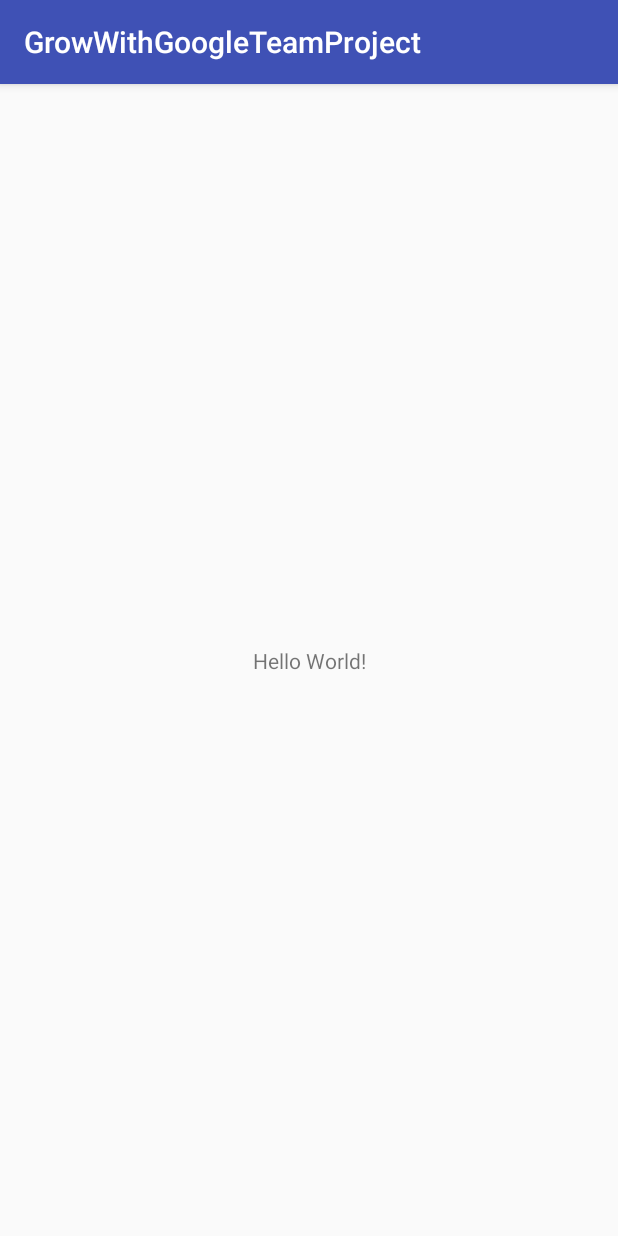
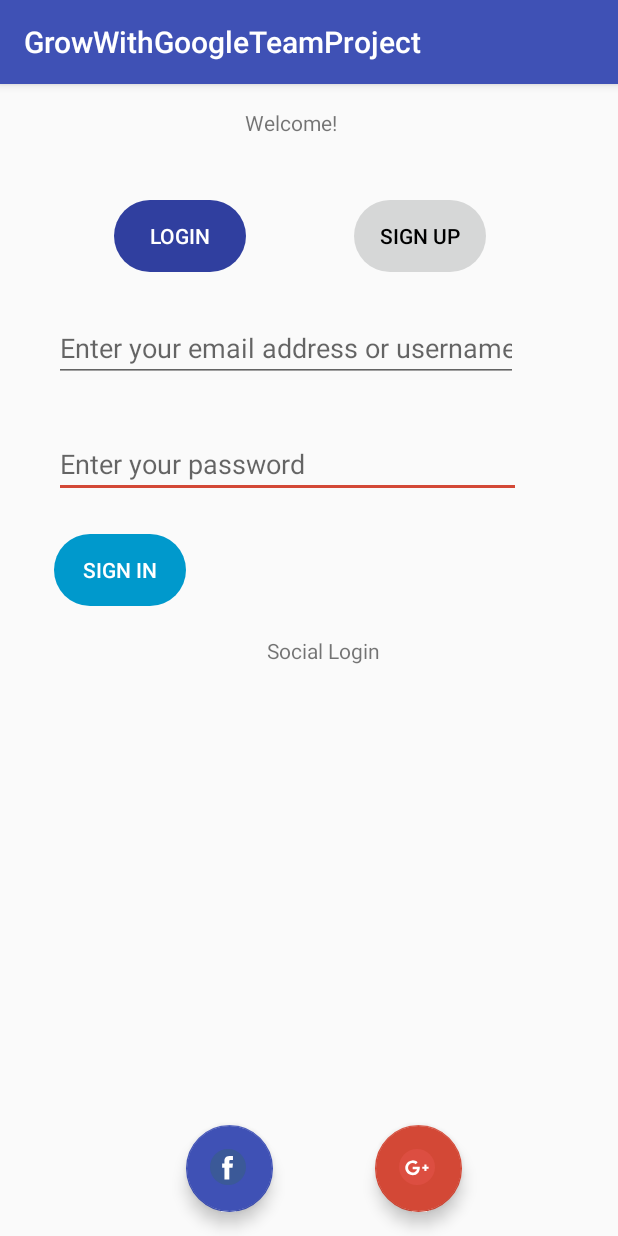
Before and after one commit to Madonahs/Developers-Portfolio, an Android app: the screen it shows after launch (MainActivity), on a phone screen of 412 x 824 dp. Run offline under Robolectric (Android 15) with nearby library versions, the phone set to English and light mode, and no system bars.

Commit message:
Initial Commit for Layout
Ravneet Singh

```diff
--- a/app/build.gradle
+++ b/app/build.gradle
@@ -9,6 +9,7 @@ android {
         versionCode 1
         versionName "1.0"
         testInstrumentationRunner "android.support.test.runner.AndroidJUnitRunner"
+        vectorDrawables.useSupportLibrary = true
     }
     buildTypes {
         release {
@@ -25,4 +26,5 @@ dependencies {
     testImplementation 'junit:junit:4.12'
     androidTestImplementation 'com.android.support.test:runner:1.0.1'
     androidTestImplementation 'com.android.support.test.espresso:espresso-core:3.0.1'
+    implementation 'com.android.support:design:26.1.0'
 }
--- /dev/null
+++ b/app/src/main/res/drawable/button_shape.xml
@@ -0,0 +1,11 @@
+<?xml version="1.0" encoding="utf-8"?>
+<shape xmlns:android="http://schemas.android.com/apk/res/android"
+    android:shape="rectangle" >
+
+    <corners
+        android:bottomLeftRadius="30dp"
+        android:bottomRightRadius="30dp"
+        android:radius="60dp"
+        android:topLeftRadius="30dp"
+        android:topRightRadius="30dp" />
+</shape>
--- /dev/null
+++ b/app/src/main/res/drawable/facebook_login.xml
@@ -0,0 +1,6 @@
+<vector android:autoMirrored="true" android:height="112dp"
+    android:viewportHeight="112.196" android:viewportWidth="112.196"
+    android:width="112dp" xmlns:android="http://schemas.android.com/apk/res/android">
+    <path android:fillColor="#3B5998" android:pathData="M56.1,56.1m-56.1,0a56.1,56.1 0,1 1,112.2 0a56.1,56.1 0,1 1,-112.2 0"/>
+    <path android:fillColor="#FFFFFF" android:pathData="M70.2,58.29h-10.01v36.67H45.03V58.29h-7.21V45.41h7.21v-8.34c0,-5.96 2.83,-15.3 15.3,-15.3L71.56,21.81v12.51h-8.15c-1.34,0 -3.22,0.67 -3.22,3.51v7.59h11.33L70.2,58.29z"/>
+</vector>
--- /dev/null
+++ b/app/src/main/res/drawable/ic_google_plus.xml
@@ -0,0 +1,9 @@
+<vector android:autoMirrored="true" android:height="112dp"
+    android:viewportHeight="112.196" android:viewportWidth="112.196"
+    android:width="112dp" xmlns:android="http://schemas.android.com/apk/res/android">
+    <path android:fillColor="#DC4E41" android:pathData="M56.1,56.1m-56.1,0a56.1,56.1 0,1 1,112.2 0a56.1,56.1 0,1 1,-112.2 0"/>
+    <path android:fillColor="#DC4E41" android:pathData="M19.53,58.61c-0.2,9.65 6.45,18.86 15.59,21.87c8.61,2.89 19.2,0.73 24.94,-6.65c4.18,-5.17 5.14,-12.06 4.68,-18.5c-7.38,-0.07 -14.75,-0.04 -22.12,-0.03c-0.01,2.63 0,5.25 0.01,7.87c4.42,0.12 8.84,0.07 13.25,0.16c-1.12,3.82 -3.65,7.38 -7.51,8.76c-7.44,3.28 -16.94,-1 -19.28,-8.81c-2.83,-7.48 1.8,-16.5 9.44,-18.67c4.74,-1.67 9.62,0.21 13.67,2.67c2.05,-1.92 3.98,-3.98 5.86,-6.05c-4.61,-3.85 -10.52,-6.22 -16.61,-5.7C29.53,35.66 19.08,46.68 19.53,58.61z"/>
+    <path android:fillColor="#DC4E41" android:pathData="M79.1,48.67c-0.02,2.2 -0.05,4.41 -0.06,6.6c-2.21,0.02 -4.41,0.03 -6.6,0.04c0,2.2 0,4.38 0,6.58c2.2,0.01 4.41,0.02 6.6,0.05c0.02,2.2 0.02,4.39 0.04,6.6c2.19,0 4.39,-0.01 6.58,0c0.01,-2.21 0.02,-4.41 0.05,-6.61c2.2,-0.01 4.41,-0.02 6.6,-0.03c0,-2.2 0,-4.38 0,-6.58c-2.2,-0.01 -4.41,-0.02 -6.6,-0.04c-0.01,-2.2 -0.03,-4.41 -0.05,-6.6C83.47,48.67 81.29,48.67 79.1,48.67z"/>
+    <path android:fillColor="#FFFFFF" android:pathData="M19.53,58.61c-0.45,-11.93 9.99,-22.95 21.93,-23.09c6.09,-0.52 12.01,1.84 16.61,5.7c-1.89,2.08 -3.81,4.13 -5.86,6.05c-4.05,-2.46 -8.94,-4.34 -13.67,-2.67c-7.64,2.18 -12.27,11.2 -9.44,18.67c2.34,7.81 11.84,12.09 19.28,8.81c3.85,-1.38 6.39,-4.94 7.51,-8.76c-4.42,-0.09 -8.84,-0.03 -13.25,-0.16c-0.01,-2.63 -0.02,-5.25 -0.01,-7.87c7.37,-0.01 14.74,-0.03 22.12,0.03c0.45,6.44 -0.5,13.33 -4.68,18.5c-5.73,7.38 -16.32,9.54 -24.94,6.65C25.98,77.47 19.33,68.26 19.53,58.61z"/>
+    <path android:fillColor="#FFFFFF" android:pathData="M79.1,48.67c2.19,0 4.37,0 6.57,0c0.01,2.2 0.03,4.41 0.05,6.6c2.2,0.02 4.41,0.03 6.6,0.04c0,2.2 0,4.38 0,6.58c-2.2,0.01 -4.41,0.02 -6.6,0.03c-0.02,2.21 -0.03,4.41 -0.05,6.61c-2.2,-0.01 -4.4,0 -6.58,0c-0.02,-2.21 -0.02,-4.41 -0.04,-6.6c-2.2,-0.02 -4.41,-0.03 -6.6,-0.05c0,-2.2 0,-4.38 0,-6.58c2.2,-0.01 4.4,-0.02 6.6,-0.04C79.06,53.08 79.08,50.87 79.1,48.67z"/>
+</vector>
--- a/app/src/main/res/layout/activity_main.xml
+++ b/app/src/main/res/layout/activity_main.xml
@@ -7,12 +7,122 @@
     tools:context="com.madonasyombua.growwithgoogleteamproject.MainActivity">
 
     <TextView
+        android:id="@+id/textView2"
+        android:layout_width="178dp"
+        android:layout_height="33dp"
+        android:layout_marginEnd="8dp"
+        android:layout_marginStart="100dp"
+        android:layout_marginTop="16dp"
+        android:text="Welcome!"
+        app:layout_constraintEnd_toEndOf="parent"
+        app:layout_constraintStart_toStartOf="parent"
+        app:layout_constraintTop_toTopOf="parent" />
+
+        <EditText
+            android:id="@+id/editText"
+            android:layout_width="311dp"
+            android:layout_height="wrap_content"
+            android:layout_marginTop="32dp"
+            android:ems="10"
+            android:hint="Enter your password"
+            android:inputType="textPassword"
+            app:layout_constraintStart_toStartOf="@+id/editText2"
+            app:layout_constraintTop_toBottomOf="@+id/editText2" />
+
+
+    <EditText
+        android:id="@+id/editText2"
+        android:layout_width="309dp"
+        android:layout_height="wrap_content"
+        android:layout_marginStart="36dp"
+        android:layout_marginTop="28dp"
+        android:ems="10"
+        android:hint="Enter your email address or username"
+        android:inputType="textEmailAddress"
+        android:labelFor="@id/editText2"
+        app:layout_constraintStart_toStartOf="parent"
+        app:layout_constraintTop_toBottomOf="@+id/button2" />
+
+    <TextView
+        android:id="@+id/textView"
+        android:layout_width="159dp"
+        android:layout_height="29dp"
+        android:layout_marginEnd="8dp"
+        android:layout_marginStart="112dp"
+        android:layout_marginTop="20dp"
+        android:text="Social Login"
+        app:layout_constraintEnd_toEndOf="parent"
+        app:layout_constraintHorizontal_bias="0.495"
+        app:layout_constraintStart_toStartOf="parent"
+        app:layout_constraintTop_toBottomOf="@+id/button" />
+
+    <android.support.design.widget.FloatingActionButton
+        android:id="@+id/floatingActionButton"
+        android:layout_width="58dp"
+        android:layout_height="64dp"
+        android:layout_marginBottom="16dp"
+        android:layout_marginEnd="104dp"
+        android:layout_marginTop="8dp"
+        android:clickable="true"
+        app:backgroundTint="@color/colorAccent"
+        app:layout_constraintBottom_toBottomOf="parent"
+        app:layout_constraintEnd_toEndOf="parent"
+        app:layout_constraintTop_toBottomOf="@+id/textView"
+        app:layout_constraintVertical_bias="1.0"
+        app:srcCompat="@drawable/ic_google_plus" android:focusable="true"/>
+
+    <Button
+        android:id="@+id/button"
         android:layout_width="wrap_content"
         android:layout_height="wrap_content"
-        android:text="Hello World!"
+        android:layout_marginStart="36dp"
+        android:layout_marginTop="24dp"
+        android:background="@drawable/button_shape"
+        android:backgroundTint="@android:color/holo_blue_dark"
+        android:text="Sign In"
+        android:textColor="#FFFF"
+        app:layout_constraintStart_toStartOf="parent"
+        app:layout_constraintTop_toBottomOf="@+id/editText" />
+
+    <Button
+        android:id="@+id/button2"
+        android:layout_width="wrap_content"
+        android:layout_height="wrap_content"
+        android:layout_marginStart="76dp"
+        android:layout_marginTop="28dp"
+        android:background="@drawable/button_shape"
+        android:textColor="#FFFF"
+        android:backgroundTint="@color/colorPrimaryDark"
+        android:text="Login"
+        app:layout_constraintStart_toStartOf="parent"
+        app:layout_constraintTop_toBottomOf="@+id/textView2" />
+
+    <Button
+        android:id="@+id/button3"
+        android:layout_width="wrap_content"
+        android:layout_height="wrap_content"
+        android:layout_marginEnd="88dp"
+        android:layout_marginTop="28dp"
+        android:background="@drawable/button_shape"
+        android:backgroundTint="?attr/colorButtonNormal"
+        android:text="Sign Up"
+        android:textColor="#000000"
+        app:layout_constraintEnd_toEndOf="parent"
+        app:layout_constraintTop_toBottomOf="@+id/textView2" />
+
+    <android.support.design.widget.FloatingActionButton
+        android:id="@+id/floatingActionButton3"
+        android:layout_width="79dp"
+        android:layout_height="58dp"
+        android:layout_marginBottom="16dp"
+        android:layout_marginStart="124dp"
+        android:layout_marginTop="8dp"
+        android:clickable="true"
+        app:backgroundTint="@color/colorPrimary"
         app:layout_constraintBottom_toBottomOf="parent"
-        app:layout_constraintLeft_toLeftOf="parent"
-        app:layout_constraintRight_toRightOf="parent"
-        app:layout_constraintTop_toTopOf="parent" />
+        app:layout_constraintStart_toStartOf="parent"
+        app:layout_constraintTop_toBottomOf="@+id/textView"
+        app:layout_constraintVertical_bias="1.0"
+        app:srcCompat="@drawable/facebook_login" android:focusable="true"/>
 
 </android.support.constraint.ConstraintLayout>
--- a/app/src/main/res/values/colors.xml
+++ b/app/src/main/res/values/colors.xml
@@ -1,6 +1,6 @@
 <?xml version="1.0" encoding="utf-8"?>
 <resources>
-    <color name="colorPrimary">#3F51B5</color>
-    <color name="colorPrimaryDark">#303F9F</color>
-    <color name="colorAccent">#FF4081</color>
+    <color name="colorPrimary">#3f51b5</color>
+    <color name="colorPrimaryDark">#303f9f</color>
+    <color name="colorAccent">#d34836</color>
 </resources>
```
